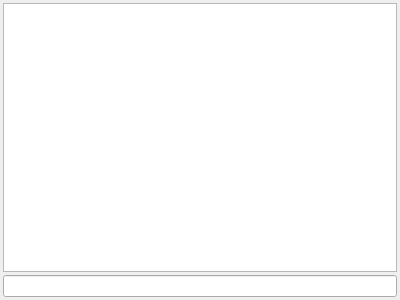
The window that gui/src/console.ui (solarus-games/solarus) describes before a commit, drawn with Qt 5.
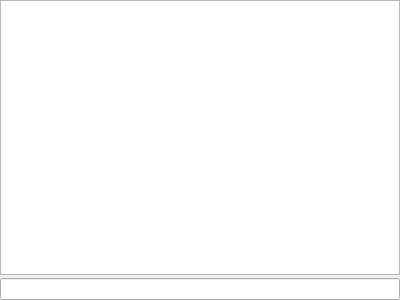
The same window after the commit. Custom widgets are drawn as their Qt base class.

Commit message: Main window

```diff
--- a/gui/src/console.ui
+++ b/gui/src/console.ui
@@ -15,16 +15,16 @@
     <number>3</number>
    </property>
    <property name="leftMargin">
-    <number>3</number>
+    <number>0</number>
    </property>
    <property name="topMargin">
-    <number>3</number>
+    <number>0</number>
    </property>
    <property name="rightMargin">
-    <number>3</number>
+    <number>0</number>
    </property>
    <property name="bottomMargin">
-    <number>3</number>
+    <number>0</number>
    </property>
    <item>
     <widget class="QPlainTextEdit" name="log_view">
```
The commit also changes 4 other files.
